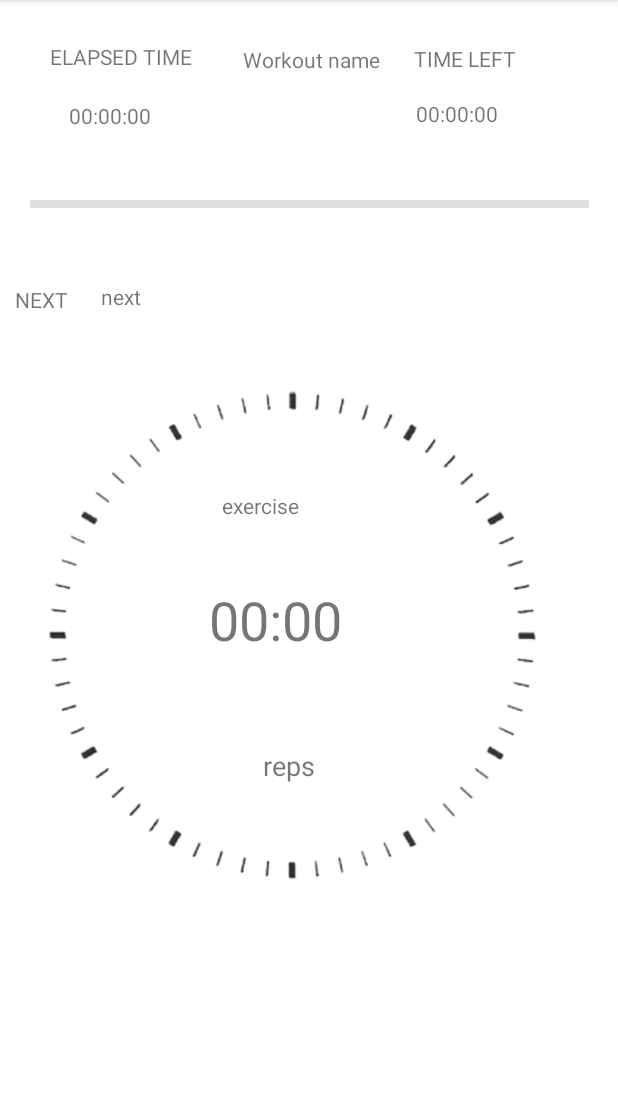
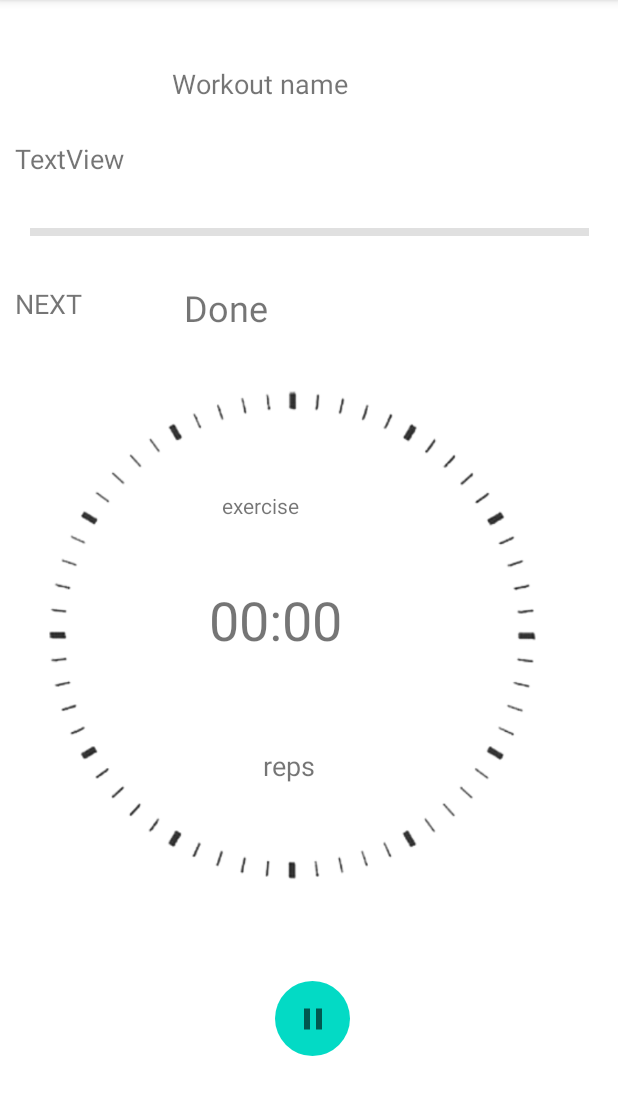
Before and after one commit to emile067/Wokout-Buddy, an Android app: the WorkoutActivity screen opened directly, with no data from a screen before it, on a phone screen of 412 x 824 dp, the part 84-1199 px from its top. Run offline under Robolectric (Android 15) with nearby library versions, the phone set to English and light mode, and no system bars; our stand-ins replace ButterKnife; 8 statements that could not run were skipped.

Commit message:
setup mid workout activity and layout

```diff
--- a/app/src/main/java/com/moringa/workoutbuddy/ui/ViewWorkoutActivity.java
+++ b/app/src/main/java/com/moringa/workoutbuddy/ui/ViewWorkoutActivity.java
@@ -4,7 +4,9 @@ import androidx.appcompat.app.AppCompatActivity;
 import androidx.recyclerview.widget.LinearLayoutManager;
 import androidx.recyclerview.widget.RecyclerView;
 
+import android.content.Intent;
 import android.os.Bundle;
+import android.view.View;
 import android.widget.Button;
 import android.widget.EditText;
 import android.widget.ImageButton;
@@ -48,6 +50,15 @@ public class ViewWorkoutActivity extends AppCompatActivity implements Serializab
         mWorkoutNameTextView.setText(workout.getName());
         mWorkoutDescriptionTextView.setText(workout.getDescription());
         createAdapter();
+
+        mStartWorkoutButton.setOnClickListener(new View.OnClickListener() {
+            @Override
+            public void onClick(View v) {
+                Intent intent = new Intent(ViewWorkoutActivity.this, WorkoutActivity.class);
+                intent.putExtra("workout",workout);
+                startActivity(intent);
+            }
+        });
     }
 
     public void createAdapter(){
--- a/app/src/main/java/com/moringa/workoutbuddy/ui/WorkoutActivity.java
+++ b/app/src/main/java/com/moringa/workoutbuddy/ui/WorkoutActivity.java
@@ -2,6 +2,7 @@ package com.moringa.workoutbuddy.ui;
 
 import androidx.appcompat.app.AppCompatActivity;
 
+import android.media.MediaPlayer;
 import android.os.Bundle;
 import android.os.CountDownTimer;
 import android.view.View;
@@ -9,15 +10,16 @@ import android.widget.ImageButton;
 import android.widget.TextView;
 
 import com.moringa.workoutbuddy.R;
+import com.moringa.workoutbuddy.models.Exercise;
+import com.moringa.workoutbuddy.models.Workout;
 
+import java.util.List;
 import java.util.Locale;
 
 import butterknife.BindView;
 import butterknife.ButterKnife;
 
 public class WorkoutActivity extends AppCompatActivity {
-    @BindView(R.id.elapsedTimeTextView) TextView mElapsedTimeTextView;
-    @BindView(R.id.timeLeftTextView) TextView mTimeLeftTextView;
     @BindView(R.id.OngoingWorkoutNameTextView) TextView mOngoingWorkoutNameTextView;
     @BindView(R.id.nextExerciseTextView) TextView mNextExerciseTextView;
     @BindView(R.id.timerTextView) TextView mTimerTextView;
@@ -31,11 +33,23 @@ public class WorkoutActivity extends AppCompatActivity {
     private long mStartTimeInMillis;
     private long mTimeLeftInMillis;
 
+    Workout workout;
+    List<Exercise> exercises;
+    int lastItemIndex;
+    int i = 0;
+
     @Override
     protected void onCreate(Bundle savedInstanceState) {
         super.onCreate(savedInstanceState);
         setContentView(R.layout.activity_workout);
         ButterKnife.bind(this);
+
+        workout= (Workout) getIntent().getSerializableExtra("workout");
+        exercises = workout.getExerciseList();
+        lastItemIndex = exercises.size()-1;
+        mOngoingWorkoutNameTextView.setText(workout.getName());
+
+        startExercise();
 
         mPauseImageButton.setOnClickListener(new View.OnClickListener() {
             @Override
@@ -52,6 +66,37 @@ public class WorkoutActivity extends AppCompatActivity {
         updateCountDownText();
     }
 
+    public void startExercise(){
+//                int nextExerciseIndex = exercises.indexOf(exercise) + 1;
+        mOnGoingExercise.setText(exercises.get(i).getName());
+        mRepsTextView.setText(String.valueOf(exercises.get(i).getReps()));
+        if (i+1 < exercises.size()) {
+            mNextExerciseTextView.setText(exercises.get(i+1).getName());
+        } else {
+            mNextExerciseTextView.setText("Done");
+        }
+        long millis = exercises.get(i).getTime() * 1000;
+        setTime(millis);
+        startTimer();
+    }
+
+    public void nextExercise(){
+        i++;
+        if(i != exercises.size()){
+            startExercise();
+        }
+    }
+
+    private void setTime(long milliseconds) {
+        mStartTimeInMillis = milliseconds;
+        resetTimer();
+    }
+
+    private void resetTimer() {
+        mTimeLeftInMillis = mStartTimeInMillis;
+        updateCountDownText();
+    }
+
     private void startTimer() {
         mCountDownTimer = new CountDownTimer(mTimeLeftInMillis, 1000) {
             @Override
@@ -62,14 +107,14 @@ public class WorkoutActivity extends AppCompatActivity {
             @Override
             public void onFinish() {
                 mTimerRunning = false;
-//                mButtonStartPause.setText("Start");
-//                mButtonStartPause.setVisibility(View.INVISIBLE);
-//                mButtonReset.setVisibility(View.VISIBLE);
+                nextExercise();
             }
         }.start();
         mTimerRunning = true;
         mPauseImageButton.setVisibility(View.VISIBLE);
+        mPlayImageButton.setVisibility(View.INVISIBLE);
     }
+
     private void pauseTimer() {
         mCountDownTimer.cancel();
         mTimerRunning = false;
--- a/app/src/main/res/layout/activity_workout.xml
+++ b/app/src/main/res/layout/activity_workout.xml
@@ -9,63 +9,17 @@
 
 
     <TextView
-        android:id="@+id/textView"
-        android:layout_width="wrap_content"
-        android:layout_height="wrap_content"
-        android:layout_alignParentStart="true"
-        android:layout_alignParentLeft="true"
-        android:layout_alignParentTop="true"
-        android:layout_marginStart="23dp"
-        android:layout_marginLeft="23dp"
-        android:layout_marginTop="18dp"
-        android:text="ELAPSED TIME" />
-
-    <TextView
-        android:id="@+id/textView2"
+        android:id="@+id/OngoingWorkoutNameTextView"
         android:layout_width="wrap_content"
         android:layout_height="wrap_content"
         android:layout_alignParentTop="true"
         android:layout_alignParentEnd="true"
         android:layout_alignParentRight="true"
-        android:layout_marginTop="19dp"
-        android:layout_marginEnd="57dp"
-        android:layout_marginRight="57dp"
-        android:text="TIME LEFT" />
-
-    <TextView
-        android:id="@+id/elapsedTimeTextView"
-        android:layout_width="wrap_content"
-        android:layout_height="wrap_content"
-        android:layout_below="@+id/textView"
-        android:layout_alignParentStart="true"
-        android:layout_alignParentLeft="true"
-        android:layout_marginStart="36dp"
-        android:layout_marginLeft="36dp"
-        android:layout_marginTop="20dp"
-        android:text="00:00:00" />
-
-    <TextView
-        android:id="@+id/timeLeftTextView"
-        android:layout_width="wrap_content"
-        android:layout_height="wrap_content"
-        android:layout_below="@+id/textView2"
-        android:layout_alignParentEnd="true"
-        android:layout_alignParentRight="true"
-        android:layout_marginTop="17dp"
-        android:layout_marginEnd="70dp"
-        android:layout_marginRight="70dp"
-        android:text="00:00:00" />
-
-    <TextView
-        android:id="@+id/OngoingWorkoutNameTextView"
-        android:layout_width="wrap_content"
-        android:layout_height="wrap_content"
-        android:layout_marginStart="33dp"
-        android:layout_marginLeft="33dp"
-        android:layout_marginTop="20dp"
-        android:layout_toEndOf="@+id/textView"
-        android:layout_toRightOf="@+id/textView"
-        android:text="Workout name" />
+        android:layout_marginTop="33dp"
+        android:layout_marginEnd="170dp"
+        android:layout_marginRight="170dp"
+        android:text="Workout name"
+        android:textSize="18sp" />
 
     <View
         android:id="@+id/divider"
@@ -97,19 +51,21 @@
         android:layout_height="wrap_content"
         android:layout_alignParentTop="true"
         android:layout_marginTop="180dp"
-        android:text="NEXT" />
+        android:text="NEXT"
+        android:textSize="18sp" />
 
     <TextView
         android:id="@+id/nextExerciseTextView"
         android:layout_width="wrap_content"
         android:layout_height="wrap_content"
         android:layout_below="@+id/textView5"
-        android:layout_marginStart="22dp"
-        android:layout_marginLeft="22dp"
-        android:layout_marginTop="-21dp"
+        android:layout_marginStart="68dp"
+        android:layout_marginLeft="68dp"
+        android:layout_marginTop="-26dp"
         android:layout_toEndOf="@+id/textView5"
         android:layout_toRightOf="@+id/textView5"
-        android:text="next" />
+        android:text="next"
+        android:textSize="24sp" />
 
     <TextView
         android:id="@+id/timerTextView"
@@ -184,4 +140,13 @@
         android:src="@drawable/ic_baseline_play_arrow_24"
         android:visibility="invisible" />
 
+    <TextView
+        android:id="@+id/textView"
+        android:layout_width="match_parent"
+        android:layout_height="wrap_content"
+        android:layout_below="@+id/OngoingWorkoutNameTextView"
+        android:layout_marginTop="25dp"
+        android:text="TextView"
+        android:textSize="18sp" />
+
 </RelativeLayout>
```
Also changed, not shown: 1 other file.
